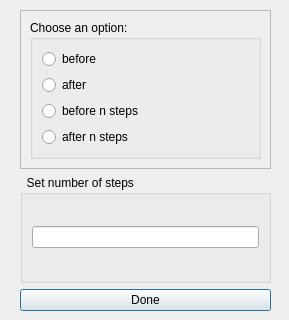
The window that beforeafter.ui (ariannabettin/FYPArianna) describes before a commit, drawn with Qt 5.
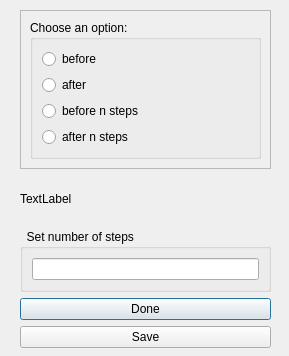
The same window after the commit.

The edit to the form file:
```diff
--- a/beforeafter.ui
+++ b/beforeafter.ui
@@ -7,19 +7,19 @@
     <x>0</x>
     <y>0</y>
     <width>289</width>
-    <height>320</height>
+    <height>356</height>
    </rect>
   </property>
   <property name="windowTitle">
    <string>Dialog</string>
   </property>
-  <widget class="QWidget" name="">
+  <widget class="QWidget" name="layoutWidget">
    <property name="geometry">
     <rect>
      <x>20</x>
      <y>10</y>
      <width>251</width>
-     <height>301</height>
+     <height>338</height>
     </rect>
    </property>
    <layout class="QVBoxLayout" name="verticalLayout_4">
@@ -76,6 +76,13 @@
       </layout>
      </widget>
     </item>
+    <item>
+     <widget class="QLabel" name="statement">
+      <property name="text">
+       <string>TextLabel</string>
+      </property>
+     </widget>
+    </item>
     <item>
      <widget class="QGroupBox" name="groupBox">
       <property name="title">
@@ -95,6 +102,13 @@
       </property>
      </widget>
     </item>
+    <item>
+     <widget class="QPushButton" name="closeButton">
+      <property name="text">
+       <string>Save</string>
+      </property>
+     </widget>
+    </item>
    </layout>
   </widget>
  </widget>
```
